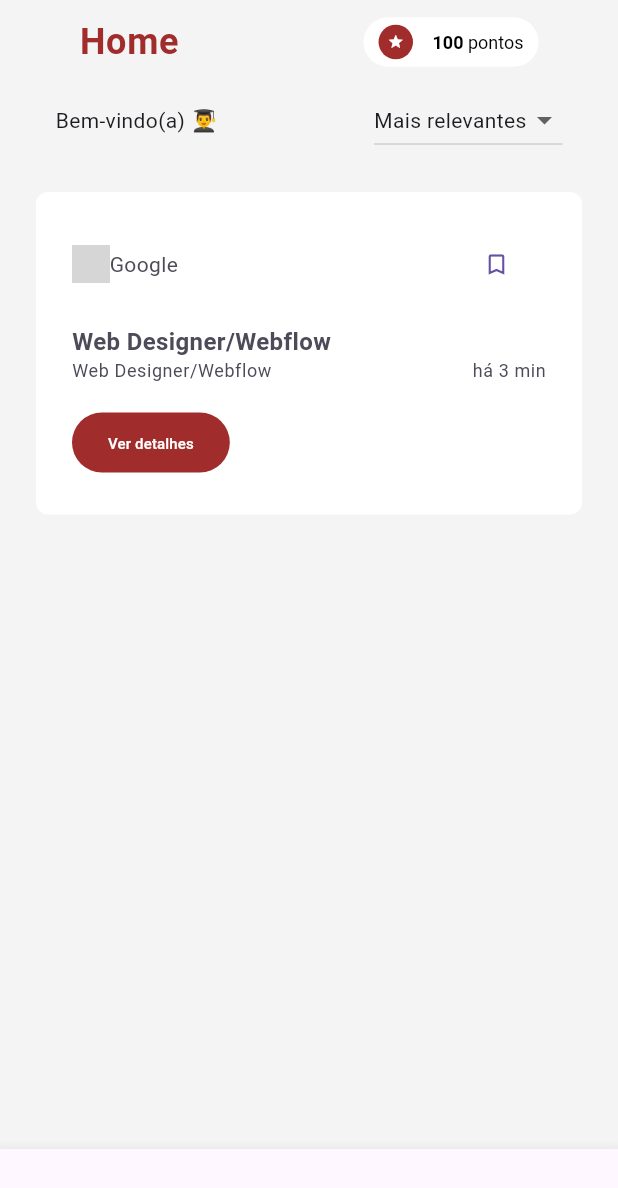
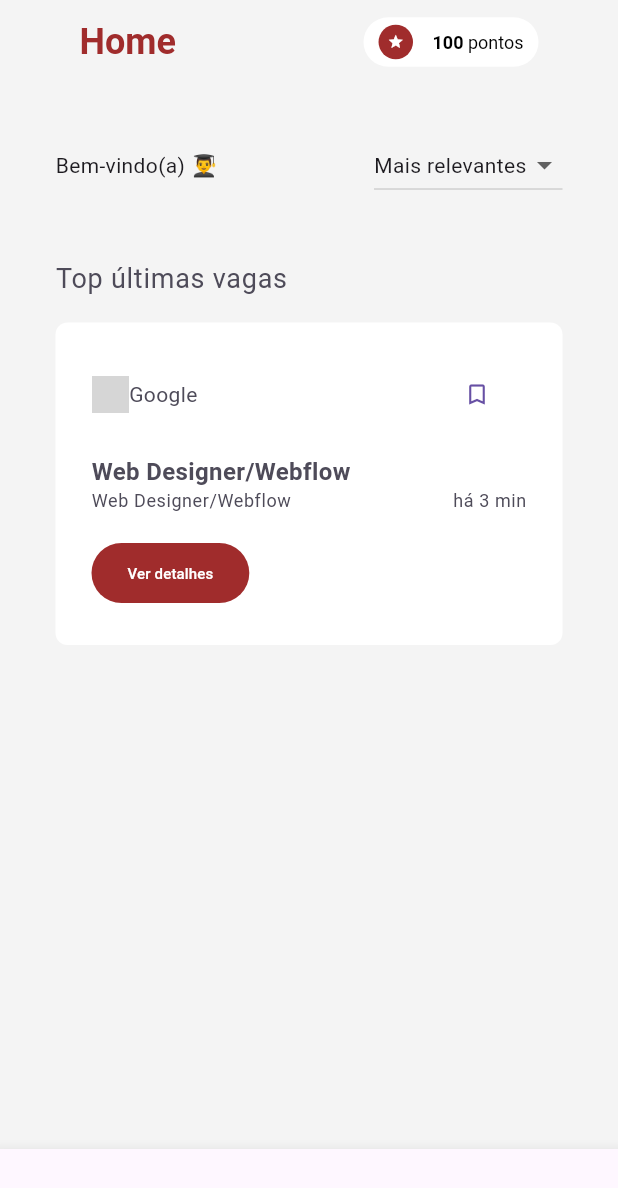
Before and after one commit to GiovanaJensen/fatec-internship, a Flutter app: the screen it shows after launch, on a phone screen of 412 x 824 dp. Shown: the top 1188 px of the screen. Run offline on Flutter 3.47's test engine with Material 3 defaults, Android fonts, the phone set to English and light mode, and no system bars; network calls fail; grey boxes are pictures that could not be loaded.

Commit message:
fix: espacoes da secao principal e warnings

```diff
--- a/lib/components/Header.dart
+++ b/lib/components/Header.dart
@@ -16,7 +16,7 @@ class Header extends StatelessWidget {
         children: <Widget>[
           Text(
             title,
-            style: Theme.of(context).textTheme.bodyLarge,
+            style: Theme.of(context).textTheme.titleLarge,
           ),
           Container(
             decoration: BoxDecoration(
--- a/lib/components/sub_header.dart
+++ b/lib/components/sub_header.dart
@@ -1,5 +1,4 @@
 import 'package:fatec_internship/components/dropdown.dart';
-import 'package:fatec_internship/themes/my_theme.dart';
 import 'package:fatec_internship/themes/theme_colors.dart';
 import 'package:flutter/material.dart';
 
@@ -14,18 +13,15 @@ class _SubHeaderState extends State<SubHeader> {
   @override
   Widget build(BuildContext context) {
 
-    return Padding(
-      padding: const EdgeInsets.symmetric(horizontal: 37.0),
-      child: Container(
+    return Container(
       decoration: const BoxDecoration(color: ThemeColors.backgroundColor),
       child: Row(mainAxisAlignment: MainAxisAlignment.spaceBetween, children: [
         Text(
           "Bem-vindo(a) 👨‍🎓",
           style: Theme.of(context).textTheme.bodyMedium,
         ),
-          DropdownButtonElement(),
+        const DropdownButtonElement(),
       ]),
-      ),
     );
   }
 }
--- a/lib/components/vagas/Vagas_card.dart
+++ b/lib/components/vagas/Vagas_card.dart
@@ -8,9 +8,7 @@ class VagasCard extends StatelessWidget {
 
   @override
   Widget build(BuildContext context) {
-    return Padding(
-      padding: const EdgeInsets.all(24.0),
-      child: Container(
+    return Container(
       padding: const EdgeInsets.all(24),
       decoration: BoxDecoration(
         color: Colors.white,
@@ -24,7 +22,6 @@ class VagasCard extends StatelessWidget {
           VagasFooter()
         ],
       ),
-      ),
     );
   }
 }
--- a/lib/components/vagas/Vagas_header.dart
+++ b/lib/components/vagas/Vagas_header.dart
@@ -31,7 +31,7 @@ class _VagasHeaderState extends State<VagasHeader> {
             ),
             Text(
               widget.empresa,
-              style: TextStyle(fontSize: 14, color: ThemeColors.textColor),
+              style: const TextStyle(fontSize: 14, color: ThemeColors.textColor),
             )
           ],
         ),
@@ -44,8 +44,8 @@ class _VagasHeaderState extends State<VagasHeader> {
               backgroundColor: Colors.white,
             ),
             child: (widget.isFavorito)
-                ? Icon(Icons.bookmark)
-                : Icon(Icons.bookmark_outline_outlined))
+                ? const Icon(Icons.bookmark)
+                : const Icon(Icons.bookmark_outline_outlined))
       ],
     );
   }
--- a/lib/screens/Home.dart
+++ b/lib/screens/Home.dart
@@ -11,15 +11,31 @@ class HomePage extends StatelessWidget {
   Widget build(BuildContext context) {
     return Scaffold(
       appBar: AppBar(title: const Header(title: "Home"), backgroundColor: ThemeColors.backgroundColor,),
-      body: Container(
-        decoration: const BoxDecoration(
-          color: ThemeColors.backgroundColor
-        ),
-        child: const Column(
-          children: [
-            SubHeader(),
-            VagasCard(),
-          ],
+      body: Expanded(
+        child: Container(
+          decoration: const BoxDecoration(
+            color: ThemeColors.backgroundColor
+          ),
+          child: Padding(
+            padding: const EdgeInsets.symmetric(horizontal: 37.0),
+            child: Column(
+              crossAxisAlignment: CrossAxisAlignment.start,
+              children: [
+                const Padding(
+                  padding: EdgeInsets.only(top: 30.0),
+                  child: SubHeader(),
+                ),
+                Padding(
+                  padding: const EdgeInsets.only(top: 38.0),
+                  child: Text("Top últimas vagas", style: Theme.of(context).textTheme.bodyLarge,),
+                ),
+                const Padding(
+                  padding: EdgeInsets.only(top: 16.0),
+                  child: VagasCard(),
+                ),
+              ],
+            ),
+          ),
         ),
       ),
       bottomNavigationBar: BottomNavigationBar(
--- a/lib/themes/my_theme.dart
+++ b/lib/themes/my_theme.dart
@@ -4,10 +4,14 @@ import 'package:flutter/material.dart';
 ThemeData MyTheme = ThemeData(
   primaryColor: ThemeColors.primaryColor,
   textTheme: const TextTheme(
-    bodyLarge: TextStyle(
+    titleLarge: TextStyle(
       color: ThemeColors.primaryColor,
       fontSize: 24,
       fontWeight: FontWeight.bold,
+    ),
+    bodyLarge: TextStyle(
+      color: ThemeColors.textColor,
+      fontSize: 18
     ),
     bodySmall: TextStyle(
       color: ThemeColors.textColor,
```
Lines whose indentation alone changed are shown as unchanged.
